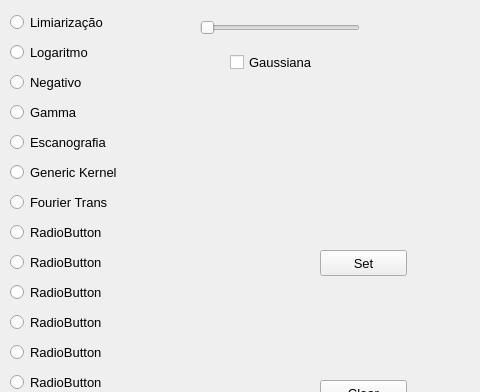
Before: the Qt Designer form DIP_project/mainwindow.ui in LucasdeAl/Digital_Image_Processing_01, drawn with Qt 5; both pictures show x 0 to 480 and y 0 to 392 of the 800 by 600 pixel window.
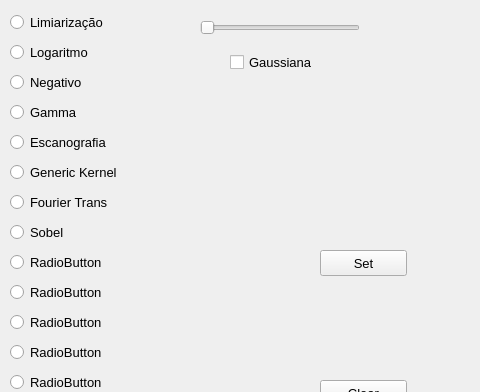
After: the same form once the commit is applied.

```diff
--- a/DIP_project/mainwindow.ui
+++ b/DIP_project/mainwindow.ui
@@ -130,7 +130,7 @@
      </rect>
     </property>
     <property name="text">
-     <string>RadioButton</string>
+     <string>Sobel</string>
     </property>
    </widget>
    <widget class="QRadioButton" name="radioButton_8">
```
Left out of the diff: 2 changed lines with no effect on the pictures.
